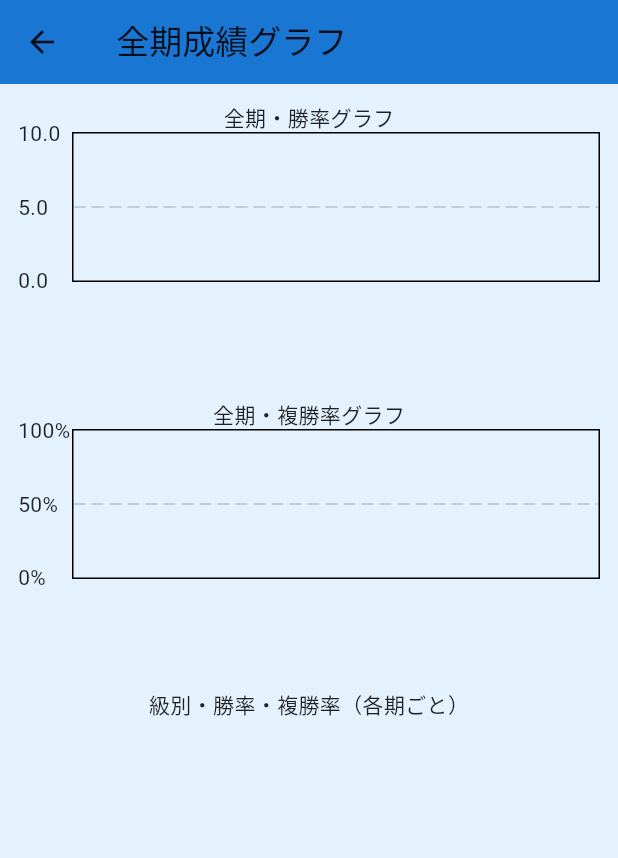
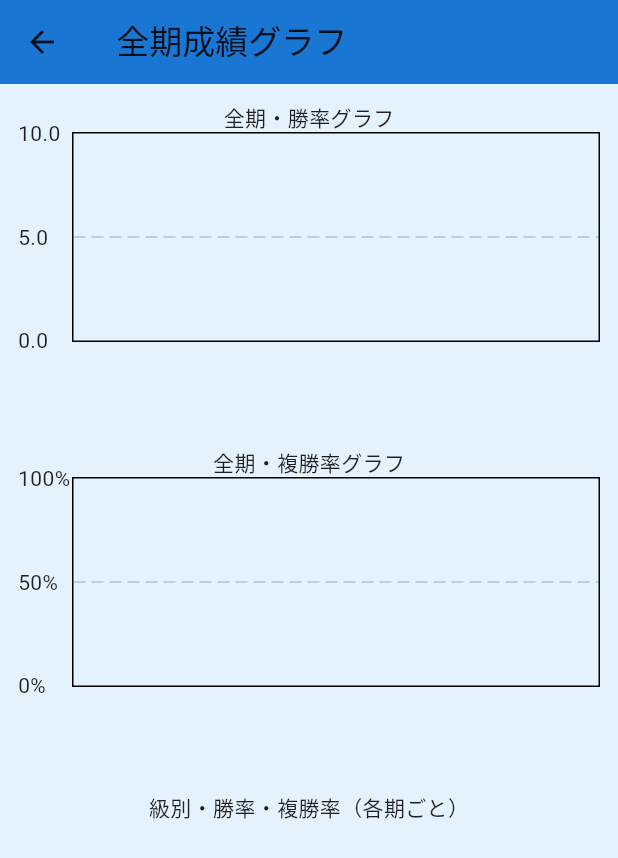
Before and after one commit to teru-kaji/wrmms, a Flutter app: the MemberAllTermsGraphPage screen opened directly with empty values, on a phone screen of 412 x 824 dp. Shown: the top 858 px of the screen. Run offline on Flutter 3.47's test engine with Material 3 defaults, Android fonts, the light colour scheme and no system bars; drawn by our look-alikes of fl_chart.

```diff
--- a/lib/main.dart
+++ b/lib/main.dart
@@ -641,11 +641,11 @@ class MemberAllTermsGraphPage extends StatelessWidget {
       body: SingleChildScrollView(
         padding: EdgeInsets.all(12),
         child: Column(
-          mainAxisSize: MainAxisSize.min,
+          // mainAxisSize: MainAxisSize.min,
           children: [
             Text("全期・勝率グラフ"),
             Container(
-              height: 160,
+              height: 200,
               child: LineChart(
                 LineChartData(
                   lineBarsData: [
@@ -686,10 +686,10 @@ class MemberAllTermsGraphPage extends StatelessWidget {
                 ),
               ),
             ),
-            SizedBox(height: 18),
+            SizedBox(height: 10),
             Text("全期・複勝率グラフ"),
             Container(
-              height: 160,
+              height: 200,
               child: LineChart(
                 LineChartData(
                   lineBarsData: [
@@ -730,10 +730,10 @@ class MemberAllTermsGraphPage extends StatelessWidget {
                 ),
               ),
             ),
-            SizedBox(height: 13),
+            SizedBox(height: 10),
             Text('級別・勝率・複勝率（各期ごと）'),
             Container(
-              height: 75,
+              height: 100,
               child: ListView.builder(
                 scrollDirection: Axis.horizontal,
                 itemCount: allTermsData.length,
```
